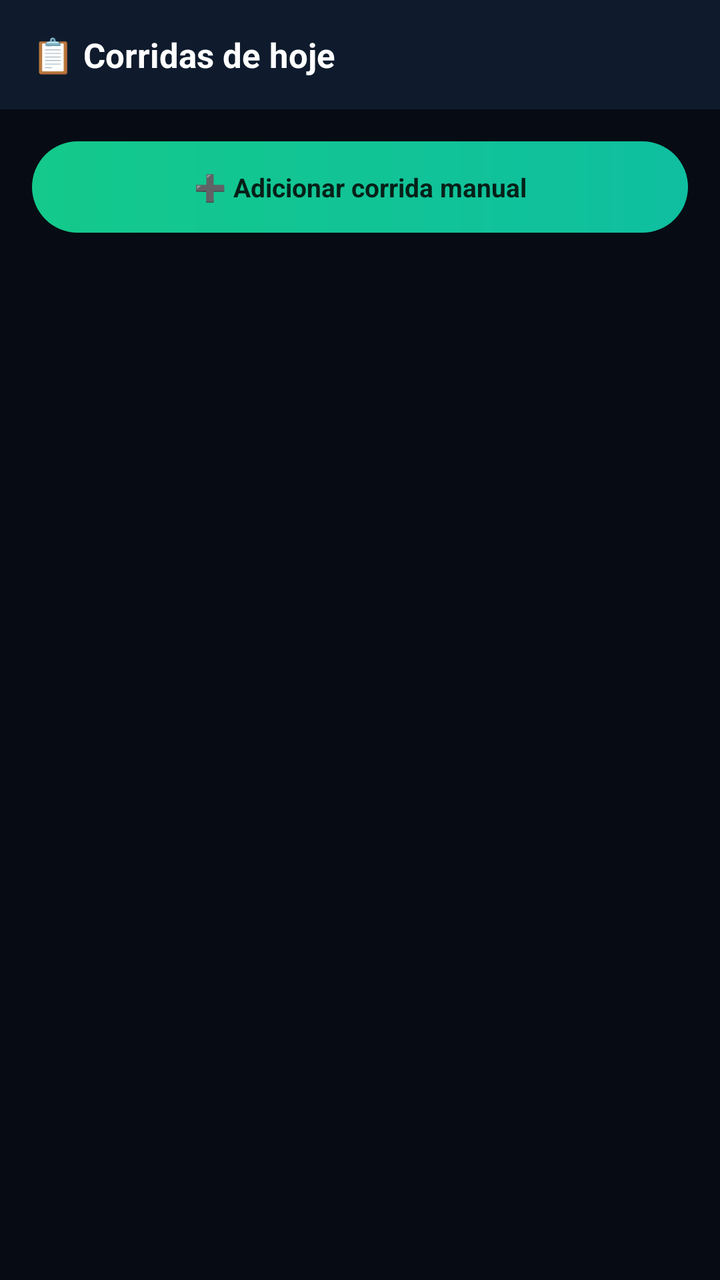
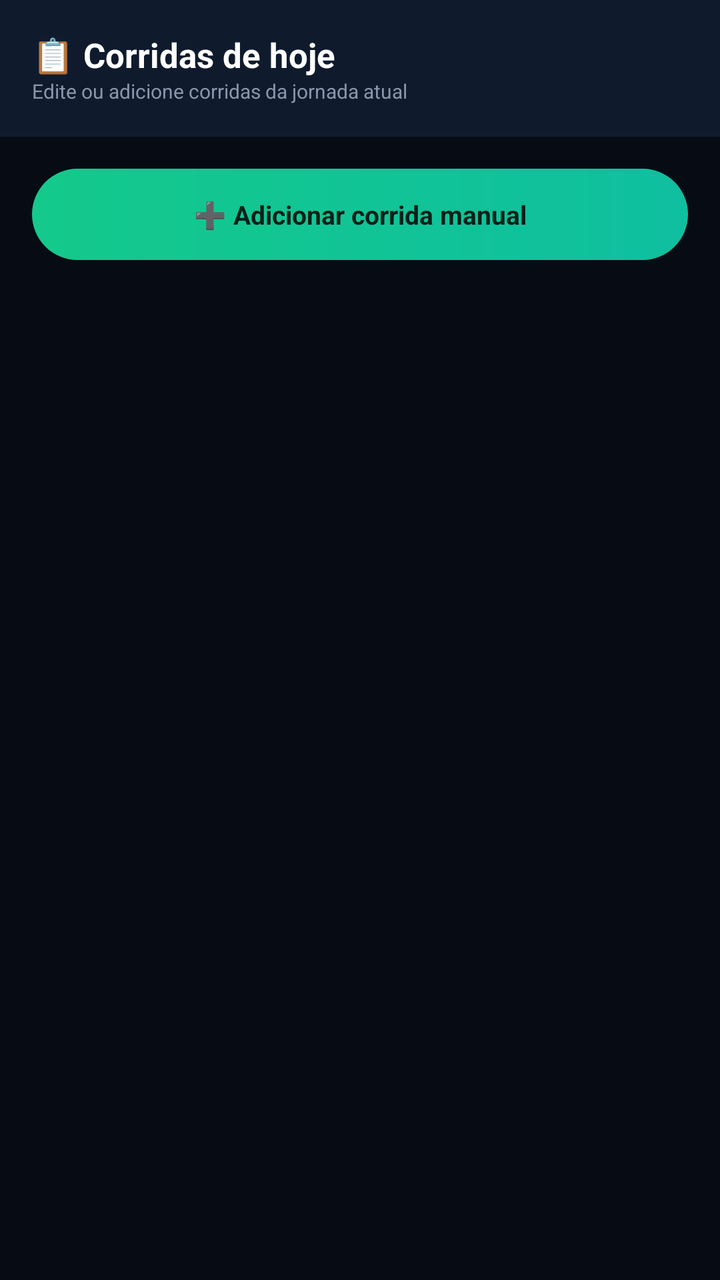

An Android layout rendered at two revisions. The XML below is the earlier revision; the diff shows what the commit changed to produce the second picture.
<!-- AndroidManifest.xml: application theme Theme.MaterialComponents.DayNight.NoActionBar -->
<!-- res/layout/activity_corridas_jornada.xml -->
<?xml version="1.0" encoding="utf-8"?>
<ScrollView xmlns:android="http://schemas.android.com/apk/res/android"
    android:layout_width="match_parent"
    android:layout_height="match_parent"
    android:background="#070C14">

    <LinearLayout
        android:layout_width="match_parent"
        android:layout_height="wrap_content"
        android:orientation="vertical">

        <LinearLayout
            android:layout_width="match_parent"
            android:layout_height="wrap_content"
            android:orientation="vertical"
            android:background="#0F1B2D"
            android:padding="16dp"
            android:paddingBottom="18dp">

            <TextView
                android:layout_width="wrap_content"
                android:layout_height="wrap_content"
                android:text="📋 Corridas de hoje"
                android:textColor="#FFFFFF"
                android:textSize="17sp"
                android:textStyle="bold" />
        </LinearLayout>

        <LinearLayout
            android:layout_width="match_parent"
            android:layout_height="wrap_content"
            android:orientation="vertical"
            android:padding="16dp">

            <TextView
                android:id="@+id/btnAdicionarCorrida"
                android:layout_width="match_parent"
                android:layout_height="wrap_content"
                android:background="@drawable/bg_cta_start"
                android:padding="14dp"
                android:gravity="center"
                android:text="➕ Adicionar corrida manual"
                android:textColor="#052018"
                android:textSize="13sp"
                android:textStyle="bold"
                android:layout_marginBottom="16dp"
                android:clickable="true"
                android:focusable="true" />

            <LinearLayout
                android:id="@+id/containerCorridasJornada"
                android:layout_width="match_parent"
                android:layout_height="wrap_content"
                android:orientation="vertical" />
        </LinearLayout>
    </LinearLayout>
</ScrollView>
<!-- resources referenced by this layout -->
<resources>
  <!-- drawable bg_cta_start (drawable) -->
  <?xml version="1.0" encoding="utf-8"?>
  <shape xmlns:android="http://schemas.android.com/apk/res/android" android:shape="rectangle">
      <gradient
          android:angle="0"
          android:startColor="#14C98B"
          android:endColor="#0FBFA0" />
      <corners android:radius="30dp" />
  </shape>
</resources>

<!-- the commit's change to res/layout/activity_corridas_jornada.xml (unified diff, before → after) -->
@@ -24,6 +24,13 @@
                 android:textColor="#FFFFFF"
                 android:textSize="17sp"
                 android:textStyle="bold" />
+
+            <TextView
+                android:layout_width="wrap_content"
+                android:layout_height="wrap_content"
+                android:text="Edite ou adicione corridas da jornada atual"
+                android:textColor="#8B96AC"
+                android:textSize="10sp" />
         </LinearLayout>
 
         <LinearLayout
